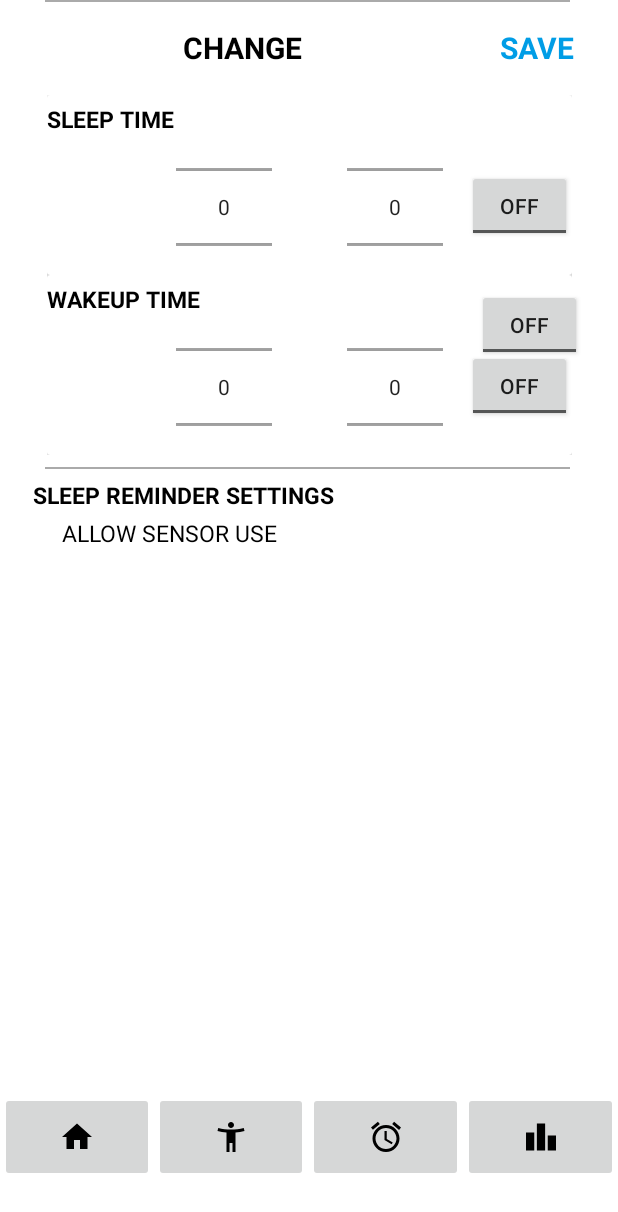
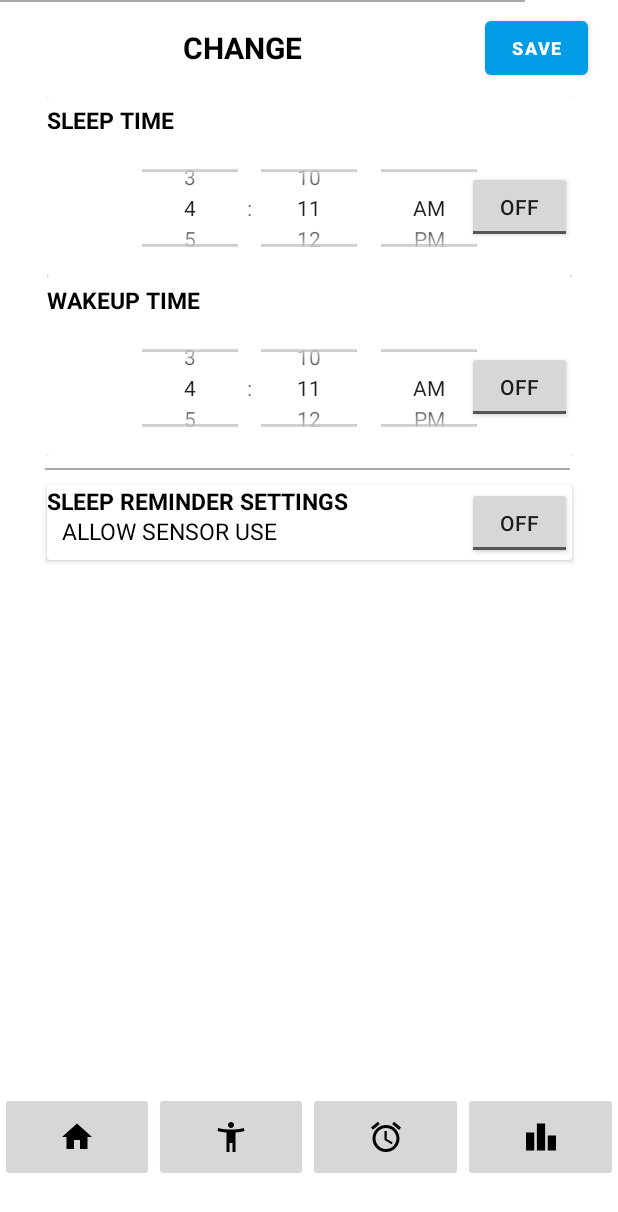
Before and after one commit to kiracus/wellness_studio, an Android app: the layout activity_change_alarm_time.xml on its own in the app's theme, with its tools: preview values and no code run, on a phone screen of 412 x 824 dp. Shown: the top 1212 px of the screen. Run offline under Robolectric (Android 15) with nearby library versions, the phone set to English and light mode, and no system bars.

Commit message:
update alarm setting

```diff
--- a/app/src/main/AndroidManifest.xml
+++ b/app/src/main/AndroidManifest.xml
@@ -47,6 +47,10 @@
             </intent-filter>
         </activity>
 
+        <activity android:name=".AlarmSetting">
+
+        </activity>
+
         <receiver android:name=".lightExercises.AlarmReceiver"/>
     </application>
 
--- a/app/src/main/res/layout/activity_change_alarm_time.xml
+++ b/app/src/main/res/layout/activity_change_alarm_time.xml
@@ -29,16 +29,15 @@
             android:textSize="20sp"
             android:textStyle="bold" />
 
-        <TextView
-            android:id="@+id/change_save_TV"
+        <Button
+            android:id="@+id/change_save_btn"
             android:layout_width="18dp"
             android:layout_height="wrap_content"
             android:layout_marginRight="20dp"
             android:layout_weight="1"
             android:text="@string/save_change_TV"
             android:textAlignment="center"
-            android:textColor="@color/blue"
-            android:textSize="20sp"
+            android:textSize="12sp"
             android:textStyle="bold" />
 
 
@@ -79,17 +78,13 @@
                 android:layout_gravity="center"
                 android:layout_marginTop="20dp"
                 android:layout_marginBottom="5dp">
-                <NumberPicker
+
+
+                <TimePicker
                     android:layout_width="wrap_content"
                     android:layout_height="wrap_content"
-                    android:id="@+id/hour_picker"
-                    android:layout_marginRight="50dp"/>
-
-
-                <NumberPicker
-                    android:layout_width="wrap_content"
-                    android:layout_height="wrap_content"
-                    android:id="@+id/minute_picker"/>
+                    android:timePickerMode="spinner"
+                    android:id="@+id/sleep_timePicker"/>
 
             </LinearLayout>
 
@@ -132,17 +127,11 @@
                 android:layout_marginBottom="5dp"
                 android:orientation="horizontal">
 
-                <NumberPicker
-                    android:id="@+id/wakeup_hour_picker"
+                <TimePicker
                     android:layout_width="wrap_content"
                     android:layout_height="wrap_content"
-                    android:layout_marginRight="50dp"/>
-
-                <NumberPicker
-                    android:id="@+id/wakeup_minute_picker"
-                    android:layout_width="wrap_content"
-                    android:layout_height="wrap_content" />
-
+                    android:timePickerMode="spinner"
+                    android:id="@+id/wakeup_timePicker"/>
             </LinearLayout>
             <ToggleButton
                 android:id="@+id/wakeup_alarm_on_off"
@@ -170,32 +159,46 @@
         app:layout_constraintTop_toBottomOf="@+id/alarm_time_change_layout" />
 
 
+    <androidx.cardview.widget.CardView
+        android:id="@+id/sensor_cardView"
+        android:layout_width="350dp"
+        android:layout_height="50dp"
+        android:layout_gravity="center_horizontal"
+
+        app:layout_constraintBottom_toBottomOf="parent"
+        app:layout_constraintEnd_toEndOf="parent"
+        app:layout_constraintStart_toStartOf="parent"
+        app:layout_constraintTop_toTopOf="@+id/separate_line"
+        app:layout_constraintVertical_bias="0.024">
+
         <TextView
             android:id="@+id/sleep_reminder_title_TV"
             android:layout_width="wrap_content"
             android:layout_height="wrap_content"
-        android:layout_marginTop="16dp"
             android:text="@string/sleep_reminder_title"
             android:textColor="@color/black"
             android:textSize="15sp"
-        android:textStyle="bold"
-        app:layout_constraintEnd_toEndOf="parent"
-        app:layout_constraintHorizontal_bias="0.105"
-        app:layout_constraintStart_toStartOf="parent"
-        app:layout_constraintTop_toBottomOf="@+id/alarm_time_change_layout" />
+            android:textStyle="bold" />
 
         <TextView
             android:id="@+id/sleep_sensor_allow_use"
             android:layout_width="wrap_content"
             android:layout_height="wrap_content"
-        android:layout_marginTop="4dp"
+            android:layout_marginLeft="10dp"
+            android:layout_marginTop="20dp"
             android:text="@string/allow_sensor_use_TV"
             android:textColor="@color/black"
-        android:textSize="15sp"
-        app:layout_constraintEnd_toEndOf="parent"
-        app:layout_constraintHorizontal_bias="0.153"
-        app:layout_constraintStart_toStartOf="parent"
-        app:layout_constraintTop_toBottomOf="@+id/sleep_reminder_title_TV" />
+            android:textSize="15sp" />
+
+        <ToggleButton
+            android:id="@+id/sensor_on_off"
+            android:layout_width="70dp"
+            android:layout_height="wrap_content"
+            android:layout_marginLeft="280dp"
+            android:layout_marginTop="1dp" />
+
+
+    </androidx.cardview.widget.CardView>
 
     <View
         android:id="@+id/separate_line_second"
@@ -203,21 +206,9 @@
         android:layout_height="1dp"
         android:background="@android:color/darker_gray"
         android:textAlignment="center"
-        app:layout_constraintEnd_toEndOf="parent"
-        app:layout_constraintHorizontal_bias="0.488"
-        app:layout_constraintStart_toStartOf="parent"
-        tools:layout_editor_absoluteY="372dp" />
-
-    <ToggleButton
-        android:id="@+id/sensor_on_off"
-        android:layout_width="70dp"
-        android:layout_height="wrap_content"
-        app:layout_constraintBottom_toTopOf="@+id/separate_line_second"
-        app:layout_constraintEnd_toEndOf="parent"
-        app:layout_constraintHorizontal_bias="0.796"
-        app:layout_constraintStart_toEndOf="@+id/sleep_reminder_title_TV"
-        app:layout_constraintTop_toBottomOf="@+id/separate_line"
-        app:layout_constraintVertical_bias="0.333" />
+        tools:ignore="MissingConstraints"
+        tools:layout_editor_absoluteX="30dp"
+        tools:layout_editor_absoluteY="381dp" />
 
     <LinearLayout
         android:id="@+id/bottom_buttons"
```
Also changed, not shown: app/src/main/java/edu/neu/madcourse/wellness_studio/AlarmSetting.java (+100 -2 lines), app/src/main/java/edu/neu/madcourse/wellness_studio/WakeupSleepGoal.java (+88 -6 lines). Lines whose indentation alone changed are shown as unchanged.
